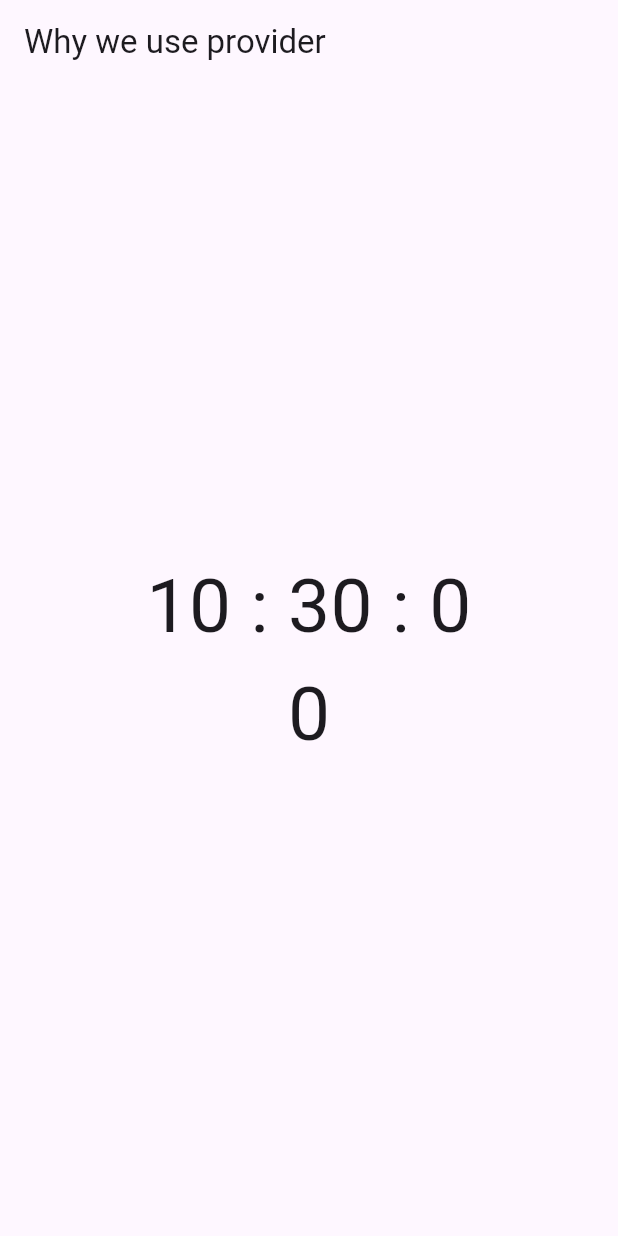
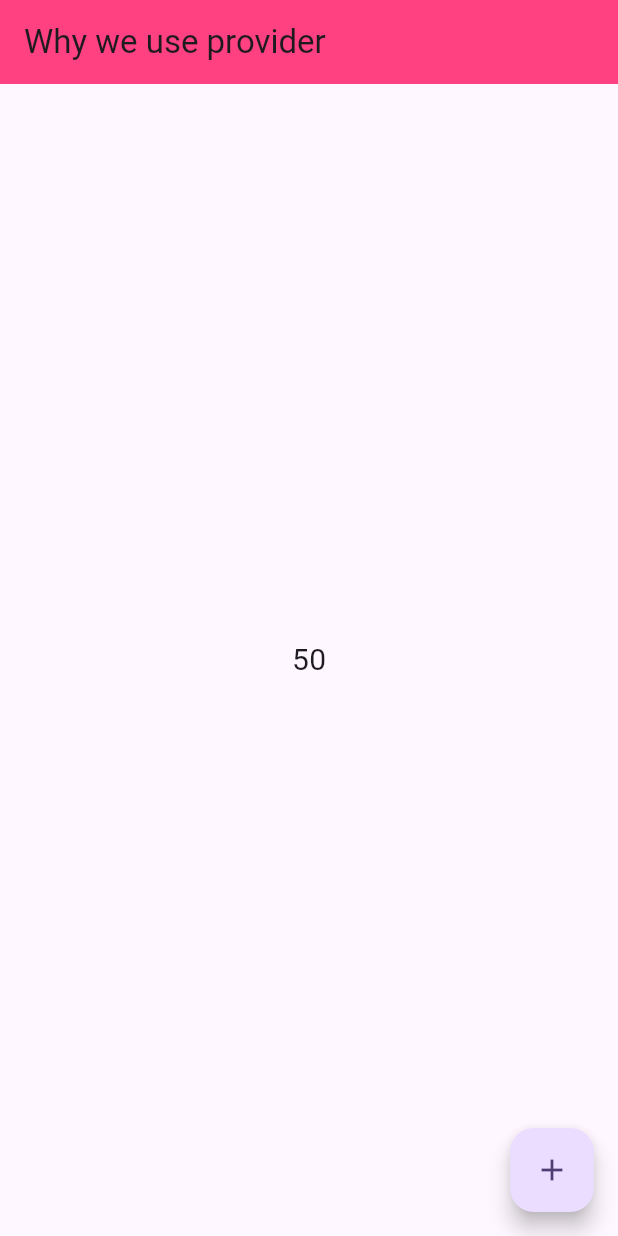
Before and after one commit to safaanwar1122/Flutter-Provider-State-management, a Flutter app: the first screen one second after launch, on a phone screen of 412 x 824 dp. Run offline on Flutter 3.47's test engine with Material 2 defaults, Android fonts, the phone set to English and light mode, and no system bars.

Commit message:
third commit

```diff
--- a/lib/main.dart
+++ b/lib/main.dart
@@ -1,4 +1,7 @@
 import 'package:flutter/material.dart';
+import 'package:provider/provider.dart';
+import 'package:provider_statemanagemnet_mvvm_architecture_rest_apis/provider_directory/count_provider.dart';
+import 'package:provider_statemanagemnet_mvvm_architecture_rest_apis/screens_directory/count_example.dart';
 import 'package:provider_statemanagemnet_mvvm_architecture_rest_apis/statefull_widget_screen.dart';
 import 'package:provider_statemanagemnet_mvvm_architecture_rest_apis/stateless_widget_home_screen.dart';
 import 'package:provider_statemanagemnet_mvvm_architecture_rest_apis/why_provider.dart';
@@ -13,14 +16,19 @@
   // This widget is the root of your application.
   @override
   Widget build(BuildContext context) {
-    return MaterialApp(
-      title: 'Flutter Demo',
-      theme: ThemeData(
+    return ChangeNotifierProvider(
+        create: (_)=>CountProvider(),
+     child: MaterialApp(
+       title: 'Flutter Demo',
+       theme: ThemeData(
 
-        colorScheme: ColorScheme.fromSeed(seedColor: Colors.deepPurple),
-        useMaterial3: true,
-      ),
-      home:  WhyProviderScreen(),
+         colorScheme: ColorScheme.fromSeed(seedColor: Colors.deepPurple),
+         useMaterial3: true,
+       ),
+       home:  CountExample(),
+     ),
     );
+
+
   }
 }
--- /dev/null
+++ b/lib/provider_directory/count_provider.dart
@@ -0,0 +1,16 @@
+import 'package:flutter/material.dart';
+import 'package:flutter/foundation.dart';
+
+//ChangeNotifier works as set state, it has global context
+// build this class at top of material app
+// else error hit
+
+class CountProvider with ChangeNotifier{
+int _count=50;
+int get count=>_count;
+void setCount(){
+  _count++;
+  notifyListeners();
+}
+
+}
--- /dev/null
+++ b/lib/screens_directory/count_example.dart
@@ -0,0 +1,52 @@
+import 'dart:async';
+
+import 'package:flutter/material.dart';
+import 'package:provider/provider.dart';
+import 'package:provider_statemanagemnet_mvvm_architecture_rest_apis/provider_directory/count_provider.dart';
+
+class CountExample extends StatefulWidget {
+  const CountExample({Key? key}) : super(key: key);
+
+  @override
+  State<CountExample> createState() => _CountExampleState();
+}
+
+class _CountExampleState extends State<CountExample> {
+@override
+  void initState() {
+    // TODO: implement initState
+    super.initState();
+    final countProvider = Provider.of<CountProvider>(context, listen: false);
+
+    Timer.periodic(Duration(seconds: 2), (timer) {
+      countProvider.setCount();
+    });
+  }
+  @override
+  Widget build(BuildContext context) {
+    final countProvider = Provider.of<CountProvider>(context, listen: false);
+    print('widget building ');
+
+    return Scaffold(
+      appBar: AppBar(
+        backgroundColor: Colors.pinkAccent,
+        title: Text('Why we use provider '),
+      ),
+      body: Center(child: Consumer<CountProvider>(
+        builder: (context, value, child) {
+          print('only this widget build');
+          return Text(
+            value.count.toString(),
+            style: TextStyle(fontSize: 20),
+          );
+        },
+      )),
+      floatingActionButton: FloatingActionButton(
+        onPressed: () {
+          countProvider.setCount();
+        },
+        child: Icon(Icons.add),
+      ),
+    );
+  }
+}
--- a/pubspec.yaml
+++ b/pubspec.yaml
@@ -35,6 +35,7 @@
   # The following adds the Cupertino Icons font to your application.
   # Use with the CupertinoIcons class for iOS style icons.
   cupertino_icons: ^1.0.2
+  provider: ^6.0.5
 
 dev_dependencies:
   flutter_test:
```
Also changed, not shown: pubspec.lock.
